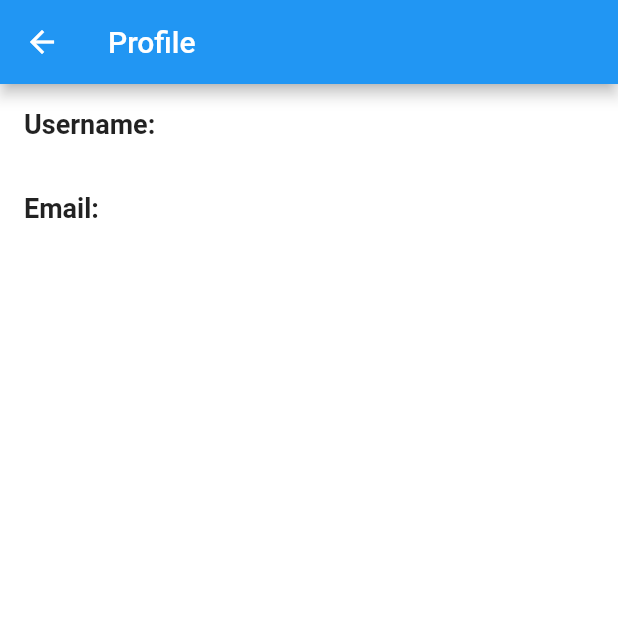
After one commit to HanLi05/Group-Glimpse-Chat-App, a Flutter app: the ProfilePage screen opened directly, on a phone screen of 412 x 824 dp, the top half of it. The commit adds this screen. Run offline on Flutter 3.47's test engine with Material 2 defaults, Android fonts, the phone set to English and light mode, and no system bars; our stand-ins replace cloud_firestore, firebase_auth, firebase_core, firebase_messaging, flutter_local_notifications; missing offline and left inert: workmanager; accounts and stored records are empty; generated files the repository leaves out were written again; network calls fail; statements that could not run were skipped.

Commit message:
improve ui of home page and chat page, connect firebase campaign, create basic profile page

```diff
--- a/lib/models/message.dart
+++ b/lib/models/message.dart
@@ -3,6 +3,7 @@ import 'package:cloud_firestore/cloud_firestore.dart';
 class Message {
   final String senderId;
   final String senderEmail;
+  final String senderUsername;
   final List<String> receiverId;
   final String message;
   final Timestamp timestamp;
@@ -10,6 +11,7 @@ class Message {
   Message({
     required this.senderId,
     required this.senderEmail,
+    required this.senderUsername,
     required this.receiverId,
     required this.message,
     required this.timestamp,
@@ -19,6 +21,7 @@ class Message {
     return {
       'senderId': senderId,
       'senderEmail': senderEmail,
+      'senderUsername': senderUsername,
       'receiverId': receiverId,
       'message': message,
       'timestamp': timestamp,
--- a/lib/screens/createGroupPage.dart
+++ b/lib/screens/createGroupPage.dart
@@ -18,6 +18,7 @@ class _CreateGroupPageState extends State<CreateGroupPage> {
   final FirebaseAuth _auth = FirebaseAuth.instance;
   List<String> selectedEmails = [];
   List<String> selectedUIDs = [];
+  List<String> selectedUsernames = [];
 
   // sign out, send to login page thru auth gate
   void signOut() {
@@ -111,10 +112,12 @@ class _CreateGroupPageState extends State<CreateGroupPage> {
               if (value != null && value) {
                 selectedEmails.add(data['email']);
                 selectedUIDs.add(data['uid']);
+                selectedUsernames.add(data['username']);
               }
               else {
                 selectedEmails.remove(data['email']);
                 selectedUIDs.remove(data['uid']);
+                selectedUsernames.add(data['username']);
               }
             });
           },
@@ -137,6 +140,7 @@ class _CreateGroupPageState extends State<CreateGroupPage> {
             builder: (context) => ChatPage(
               receiverUserEmail: selectedEmails.join(', '),
               receiverUserID: selectedUIDs,
+              receiverUsernames: selectedUsernames.join(', '),
             ),
           ),
         );
--- /dev/null
+++ b/lib/screens/profilePage.dart
@@ -0,0 +1,69 @@
+import 'package:flutter/material.dart';
+import 'package:firebase_auth/firebase_auth.dart';
+import 'package:cloud_firestore/cloud_firestore.dart';
+
+class ProfilePage extends StatefulWidget {
+  @override
+  _ProfilePageState createState() => _ProfilePageState();
+}
+
+class _ProfilePageState extends State<ProfilePage> {
+  final FirebaseAuth _auth = FirebaseAuth.instance;
+  final FirebaseFirestore _firestore = FirebaseFirestore.instance;
+
+  String _username = '';
+  String _email = '';
+
+  @override
+  void initState() {
+    super.initState();
+    _loadUserData();
+  }
+
+  Future<void> _loadUserData() async {
+    User? user = _auth.currentUser;
+
+    if (user != null) {
+      DocumentSnapshot userDoc = await _firestore.collection('users').doc(user.uid).get();
+
+      setState(() {
+        _username = userDoc['username'];
+        _email = user.email ?? '';
+      });
+    }
+  }
+
+  @override
+  Widget build(BuildContext context) {
+    return Scaffold(
+      appBar: AppBar(
+        title: Text('Profile'),
+      ),
+      body: Padding(
+        padding: const EdgeInsets.all(16.0),
+        child: Column(
+          crossAxisAlignment: CrossAxisAlignment.start,
+          children: [
+            Text(
+              'Username:',
+              style: TextStyle(fontSize: 18.0, fontWeight: FontWeight.bold),
+            ),
+            Text(
+              _username,
+              style: TextStyle(fontSize: 16.0),
+            ),
+            SizedBox(height: 16.0),
+            Text(
+              'Email:',
+              style: TextStyle(fontSize: 18.0, fontWeight: FontWeight.bold),
+            ),
+            Text(
+              _email,
+              style: TextStyle(fontSize: 16.0),
+            ),
+          ],
+        ),
+      ),
+    );
+  }
+}
--- a/lib/screens/registerPage.dart
+++ b/lib/screens/registerPage.dart
@@ -47,7 +47,6 @@ class _RegisterPageState extends State<RegisterPage> {
               mainAxisAlignment: MainAxisAlignment.center,
               children: [
 
-                const SizedBox(height: 50),
 
                 const Icon(
                   Icons.message,
@@ -65,7 +64,7 @@ class _RegisterPageState extends State<RegisterPage> {
                   ),
                 ),
 
-                const SizedBox(height: 30),
+                const SizedBox(height: 15),
 
                 MyTextField(
                     controller: usernameController,
--- a/lib/services/auth/auth_service.dart
+++ b/lib/services/auth/auth_service.dart
@@ -39,7 +39,6 @@ class AuthService extends ChangeNotifier{
         'uid' : userCredential.user!.uid,
         'email': email,
         'username': username,
-        'groups': []
       });
 
       return userCredential;
--- a/pubspec.yaml
+++ b/pubspec.yaml
@@ -42,6 +42,9 @@ dependencies:
   image_picker: ^1.0.4
   firebase_storage: ^11.4.0
   uuid: ^4.1.0
+  firebase_messaging: ^14.7.4
+  workmanager: ^0.5.2
+  flutter_local_notifications: ^16.1.0
 
 dev_dependencies:
   flutter_test:
```
Also changed, not shown: lib/main.dart (+7 -2 lines), lib/screens/chatPage.dart (+34 -22 lines), lib/services/chat/chat_service.dart (+24 -0 lines), lib/services/notification/firebase_noti.dart (added, +13 -0 lines), pubspec.lock, 1 other file.
